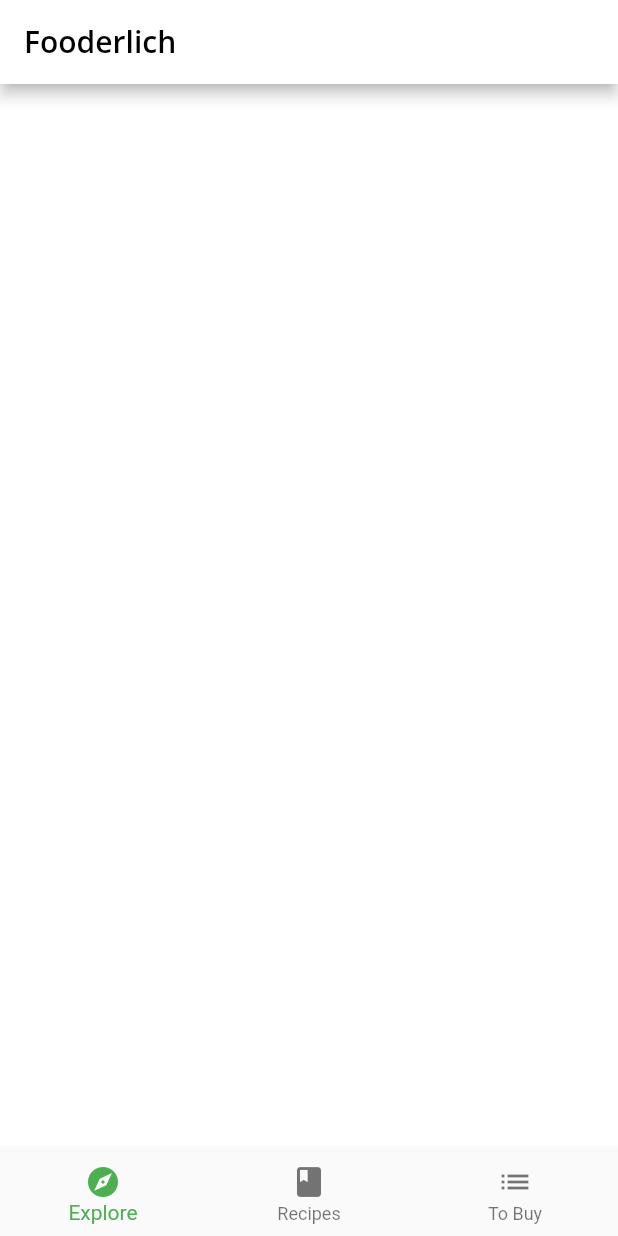
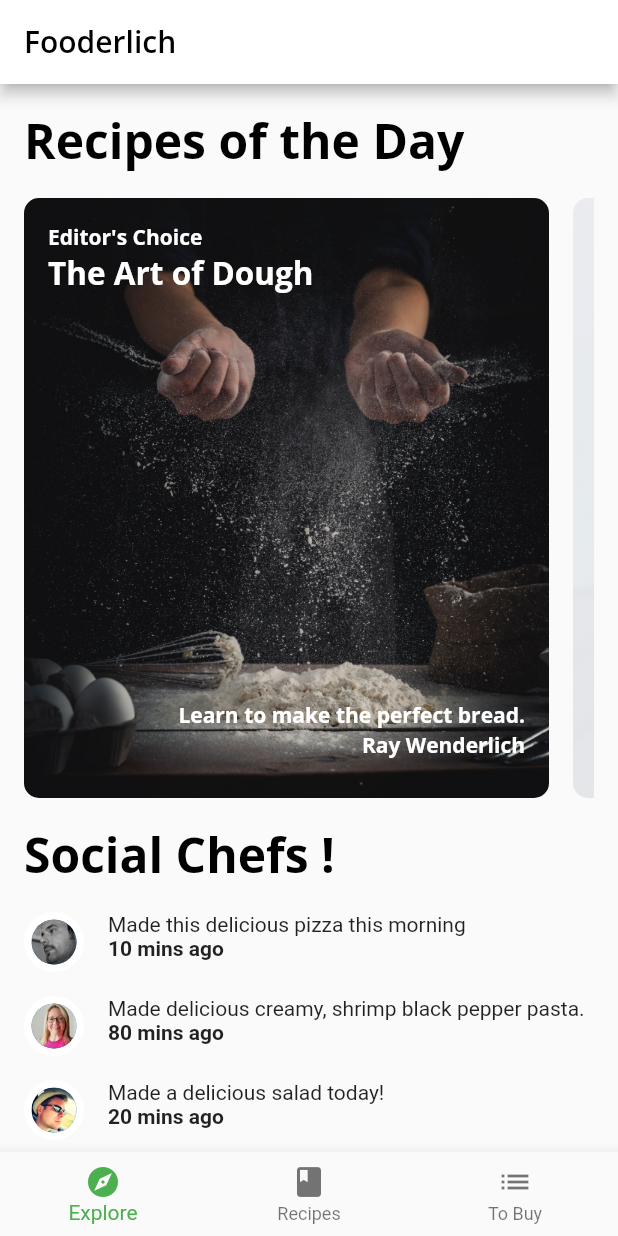
Before and after one commit to micedreams/flutterApprentice-, a Flutter app: the screen it shows after launch, on a phone screen of 412 x 824 dp. Run offline on Flutter 3.47's test engine with Material 2 defaults, Android fonts, the phone set to English and light mode, and no system bars; our stand-ins replace google_fonts; project files that could hold a hidden picture were left out.

Commit message:
list Vieww

```diff
--- a/starter-chapter 5/lib/components/components.dart
+++ b/starter-chapter 5/lib/components/components.dart
@@ -3,3 +3,6 @@ export 'card1.dart';
 export 'card2.dart';
 export 'card3.dart';
 export 'circle_image.dart';
+export 'today_recipe_list_view.dart';
+export 'friend_post_tile.dart';
+export 'friend_post_list_view.dart';
--- /dev/null
+++ b/starter-chapter 5/lib/components/friend_post_list_view.dart
@@ -0,0 +1,51 @@
+import 'package:flutter/material.dart';
+import '../models/models.dart';
+import 'components.dart';
+
+class FriendPostListView extends StatelessWidget {
+  final List<Post> friendPosts;
+  const FriendPostListView({
+    Key? key,
+    required this.friendPosts,
+  }) : super(key: key);
+  @override
+  Widget build(BuildContext context) {
+    return Padding(
+      padding: const EdgeInsets.only(
+        left: 16,
+        right: 16,
+        top: 0,
+      ),
+      child: Column(
+        crossAxisAlignment: CrossAxisAlignment.start,
+        children: [
+          Text('Social Chefs ! ', style: Theme.of(context).textTheme.headline1),
+
+          const SizedBox(height: 16),
+          // 1
+          ListView.separated(
+// 2
+            primary: false,
+            // 3
+            physics: const NeverScrollableScrollPhysics(),
+            // 4
+            shrinkWrap: true,
+            scrollDirection: Axis.vertical,
+            itemCount: friendPosts.length,
+            itemBuilder: (context, index) {
+// 5
+              final post = friendPosts[index];
+              return FriendPostTile(post: post);
+            },
+            separatorBuilder: (context, index) {
+// 6
+              return const SizedBox(height: 16);
+            },
+          ),
+
+          const SizedBox(height: 16),
+        ],
+      ),
+    );
+  }
+}
--- /dev/null
+++ b/starter-chapter 5/lib/components/friend_post_tile.dart
@@ -0,0 +1,37 @@
+import 'package:flutter/material.dart';
+import '../components/components.dart';
+import '../models/models.dart';
+
+class FriendPostTile extends StatelessWidget {
+  final Post post;
+  const FriendPostTile({
+    Key? key,
+    required this.post,
+  }) : super(key: key);
+  @override
+  Widget build(BuildContext context) {
+    return Row(
+      crossAxisAlignment: CrossAxisAlignment.start,
+      mainAxisAlignment: MainAxisAlignment.start,
+      children: [
+        CircleImage(
+          imageProvider: AssetImage(post.profileImageUrl),
+          imageRadius: 20,
+        ),
+        const SizedBox(width: 16),
+        Expanded(
+          child: Column(
+            crossAxisAlignment: CrossAxisAlignment.start,
+            children: [
+              Text(post.comment),
+              Text(
+                '${post.timestamp} mins ago',
+                style: const TextStyle(fontWeight: FontWeight.w700),
+              ),
+            ],
+          ),
+        ),
+      ],
+    );
+  }
+}
--- /dev/null
+++ b/starter-chapter 5/lib/components/today_recipe_list_view.dart
@@ -0,0 +1,56 @@
+import 'package:flutter/material.dart';
+import '../components/components.dart';
+import '../models/models.dart';
+
+class TodayRecipeListView extends StatelessWidget {
+  final List<ExploreRecipe> recipes;
+  const TodayRecipeListView({
+    Key? key,
+    required this.recipes,
+  }) : super(key: key);
+  @override
+  Widget build(BuildContext context) {
+    return Padding(
+      padding: const EdgeInsets.only(
+        left: 16,
+        right: 16,
+        top: 16,
+      ),
+      child: Column(
+        crossAxisAlignment: CrossAxisAlignment.start,
+        children: [
+          Text('Recipes of the Day ',
+              style: Theme.of(context).textTheme.headline1),
+          const SizedBox(height: 16),
+          Container(
+            height: 400,
+            color: Colors.transparent,
+            child: ListView.separated(
+              scrollDirection: Axis.horizontal,
+              itemCount: recipes.length,
+              itemBuilder: (context, index) {
+                final recipe = recipes[index];
+                return buildCard(recipe);
+              },
+              separatorBuilder: (context, index) {
+                return const SizedBox(width: 16);
+              },
+            ),
+          ),
+        ],
+      ),
+    );
+  }
+
+  Widget buildCard(ExploreRecipe recipe) {
+    if (recipe.cardType == RecipeCardType.card1) {
+      return Card1(recipe: recipe);
+    } else if (recipe.cardType == RecipeCardType.card2) {
+      return Card2(recipe: recipe);
+    } else if (recipe.cardType == RecipeCardType.card3) {
+      return Card3(recipe: recipe);
+    } else {
+      throw Exception('This card doesn\'t exist yet');
+    }
+  }
+}
--- a/starter-chapter 5/lib/home.dart
+++ b/starter-chapter 5/lib/home.dart
@@ -1,4 +1,5 @@
 import 'package:flutter/material.dart';
+import 'package:fooderlich/screens/explore_screen.dart';
 
 class Home extends StatefulWidget {
   const Home({Key? key}) : super(key: key);
@@ -11,8 +12,7 @@ class _HomeState extends State<Home> {
   int _selectedIndex = 0;
 
   static List<Widget> pages = <Widget>[
-    // TODO: Replace with ExploreScreen
-    Container(color: Colors.white),
+    ExploreScreen(),
     // TODO: Replace with RecipesScreen
     Container(color: Colors.green),
     Container(color: Colors.blue),
--- /dev/null
+++ b/starter-chapter 5/lib/screens/explore_screen.dart
@@ -0,0 +1,30 @@
+import 'package:flutter/material.dart';
+import '../components/components.dart';
+import '../models/models.dart';
+import '../api/mock_fooderlich_service.dart';
+
+class ExploreScreen extends StatelessWidget {
+  final mockService = MockFooderlichService();
+  ExploreScreen({Key? key}) : super(key: key);
+  @override
+  @override
+  Widget build(BuildContext context) {
+    return FutureBuilder(
+      future: mockService.getExploreData(),
+      builder: (context, AsyncSnapshot<ExploreData> snapshot) {
+        if (snapshot.connectionState == ConnectionState.done) {
+          return ListView(
+            scrollDirection: Axis.vertical,
+            children: [
+              TodayRecipeListView(recipes: snapshot.data?.todayRecipes ?? []),
+              const SizedBox(height: 16),
+              FriendPostListView(friendPosts: snapshot.data?.friendPosts ?? []),
+            ],
+          );
+        } else {
+          return const Center(child: CircularProgressIndicator());
+        }
+      },
+    );
+  }
+}
```
Also changed, not shown: 3 other files.
